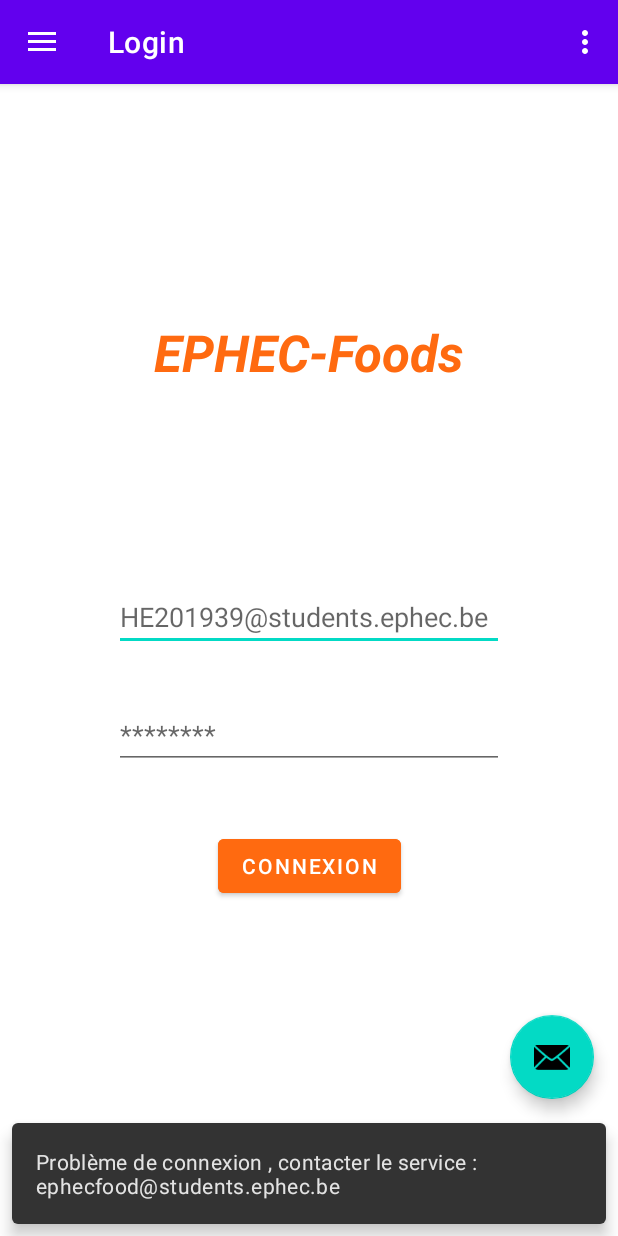
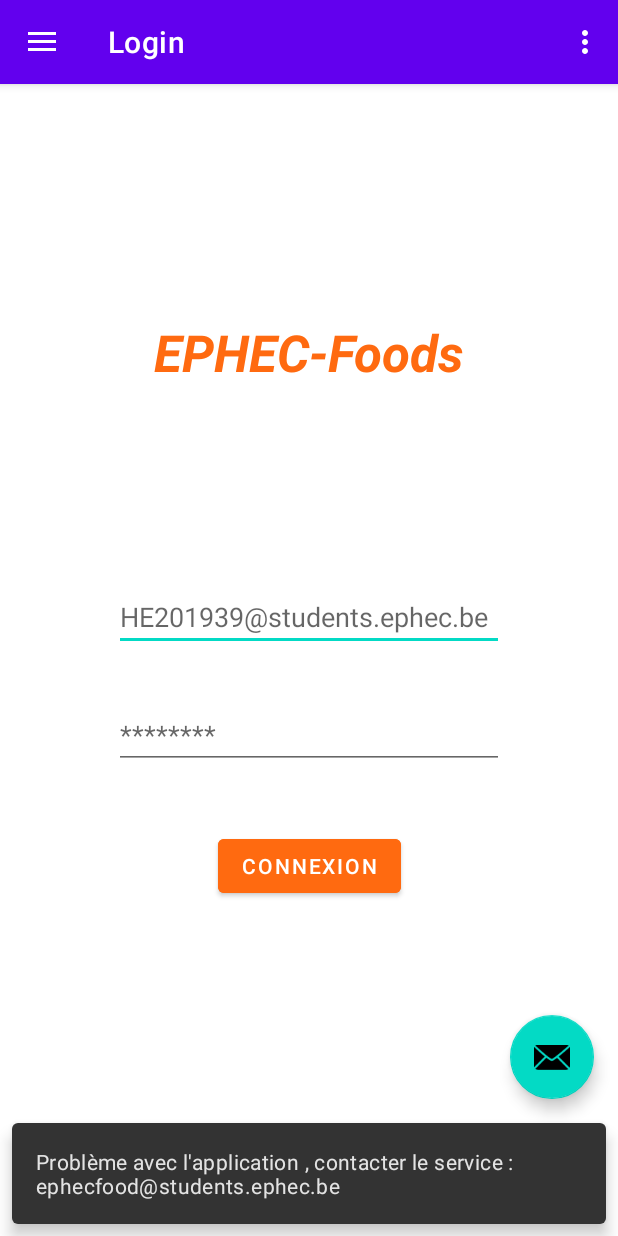
Before and after one commit to BentahriMerwane/hackathon-2021-Ephec, an Android app: the screen it shows after launch (MainActivity), after a tap on an icon or button, on a phone screen of 412 x 824 dp. Run offline under Robolectric (Android 15) with nearby library versions, the phone set to English and light mode, and no system bars; our stand-ins replace navigation-ui.

Commit message:
Modification : ajout de email dans la navigation

```diff
--- a/app/src/main/java/com/example/myapplication/MainActivity.kt
+++ b/app/src/main/java/com/example/myapplication/MainActivity.kt
@@ -1,9 +1,11 @@
 package com.example.myapplication
 
+import android.annotation.SuppressLint
 import android.os.Bundle
 import android.view.Menu
 import android.widget.Button
 import android.widget.EditText
+import android.widget.TextView
 import android.widget.Toast
 import com.google.android.material.snackbar.Snackbar
 import com.google.android.material.navigation.NavigationView
@@ -21,6 +23,7 @@ class MainActivity : AppCompatActivity() {
     private lateinit var appBarConfiguration: AppBarConfiguration
     private lateinit var binding: ActivityMainBinding
 
+    @SuppressLint("SetTextI18n")
     override fun onCreate(savedInstanceState: Bundle?) {
         super.onCreate(savedInstanceState)
 
@@ -30,7 +33,7 @@ class MainActivity : AppCompatActivity() {
         setSupportActionBar(binding.appBarMain.toolbar)
 
         binding.appBarMain.fab.setOnClickListener { view ->
-            Snackbar.make(view, "Problème de connexion , contacter le service : ephecfood@students.ephec.be", Snackbar.LENGTH_LONG)
+            Snackbar.make(view, "Problème avec l'application , contacter le service : ephecfood@students.ephec.be", Snackbar.LENGTH_LONG)
                 .setAction("Action", null).show()
         }
         val drawerLayout: DrawerLayout = binding.drawerLayout
@@ -54,7 +57,11 @@ class MainActivity : AppCompatActivity() {
             val editTextEmail = findViewById<EditText>(R.id.editTextTextEmailAddress).text.toString()
             val editTextPassword = findViewById<EditText>(R.id.text_input_password_toggle).text.toString()
 
+            val textview_user = findViewById<TextView>(R.id.textView_users)
+            textview_user.setText("EMAIL  : $editTextEmail")
+
             Toast.makeText(this ,"La connexion est accepté pour l'email" + editTextEmail, Toast.LENGTH_LONG).show();
+
 
 
         }
--- a/app/src/main/res/layout/nav_header_main.xml
+++ b/app/src/main/res/layout/nav_header_main.xml
@@ -28,8 +28,8 @@
         android:textAppearance="@style/TextAppearance.AppCompat.Body1" />
 
     <TextView
-        android:id="@+id/textView"
+        android:id="@+id/textView_users"
         android:layout_width="wrap_content"
         android:layout_height="wrap_content"
-        android:text="@string/nav_header_subtitle" />
+         />
 </LinearLayout>
```
